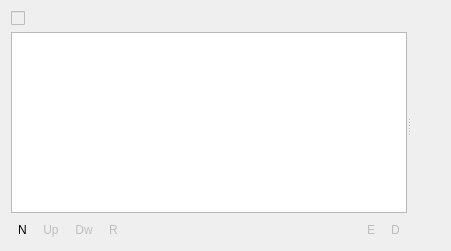
First picture: the form in src/widgets/effectstack_ui.ui, repository KDE/kdenlive, before the edit.
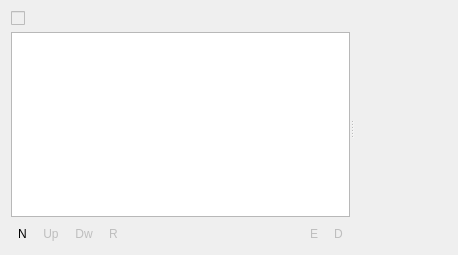
Second picture: the form after the edit. Custom widgets are drawn as their Qt base class.

Patch:
```diff
--- a/src/widgets/effectstack_ui.ui
+++ b/src/widgets/effectstack_ui.ui
@@ -6,8 +6,8 @@
    <rect>
     <x>0</x>
     <y>0</y>
-    <width>451</width>
-    <height>251</height>
+    <width>458</width>
+    <height>255</height>
    </rect>
   </property>
   <property name="sizePolicy">
@@ -160,7 +160,7 @@
      </widget>
      <widget class="QWidget" name="layoutWidget_2">
       <layout class="QGridLayout" name="layoutEdit">
-       <item row="0" column="0" colspan="3">
+       <item row="1" column="0" colspan="2">
         <widget class="QFrame" name="frame">
          <property name="sizePolicy">
           <sizepolicy hsizetype="Expanding" vsizetype="Minimum">
@@ -168,23 +168,31 @@
            <verstretch>0</verstretch>
           </sizepolicy>
          </property>
+         <zorder>toolButton</zorder>
         </widget>
        </item>
-       <item row="1" column="1">
-        <widget class="QLabel" name="labelComment">
-         <property name="sizePolicy">
-          <sizepolicy hsizetype="MinimumExpanding" vsizetype="Preferred">
-           <horstretch>0</horstretch>
-           <verstretch>0</verstretch>
-          </sizepolicy>
+       <item row="0" column="0">
+        <spacer name="horizontalSpacer">
+         <property name="orientation">
+          <enum>Qt::Horizontal</enum>
          </property>
+         <property name="sizeHint" stdset="0">
+          <size>
+           <width>40</width>
+           <height>20</height>
+          </size>
+         </property>
+        </spacer>
+       </item>
+       <item row="0" column="1">
+        <widget class="QToolButton" name="buttonShowComments">
          <property name="text">
           <string/>
          </property>
-         <property name="alignment">
-          <set>Qt::AlignLeading|Qt::AlignLeft|Qt::AlignTop</set>
+         <property name="checkable">
+          <bool>true</bool>
          </property>
-         <property name="wordWrap">
+         <property name="autoRaise">
           <bool>true</bool>
          </property>
         </widget>
```
